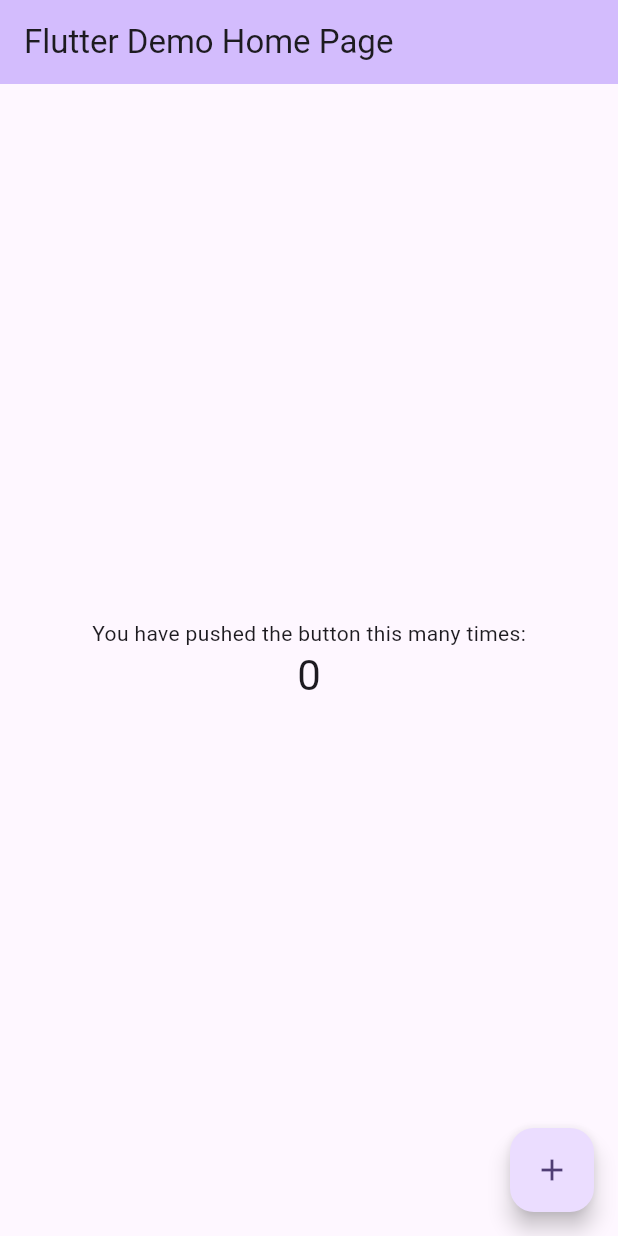
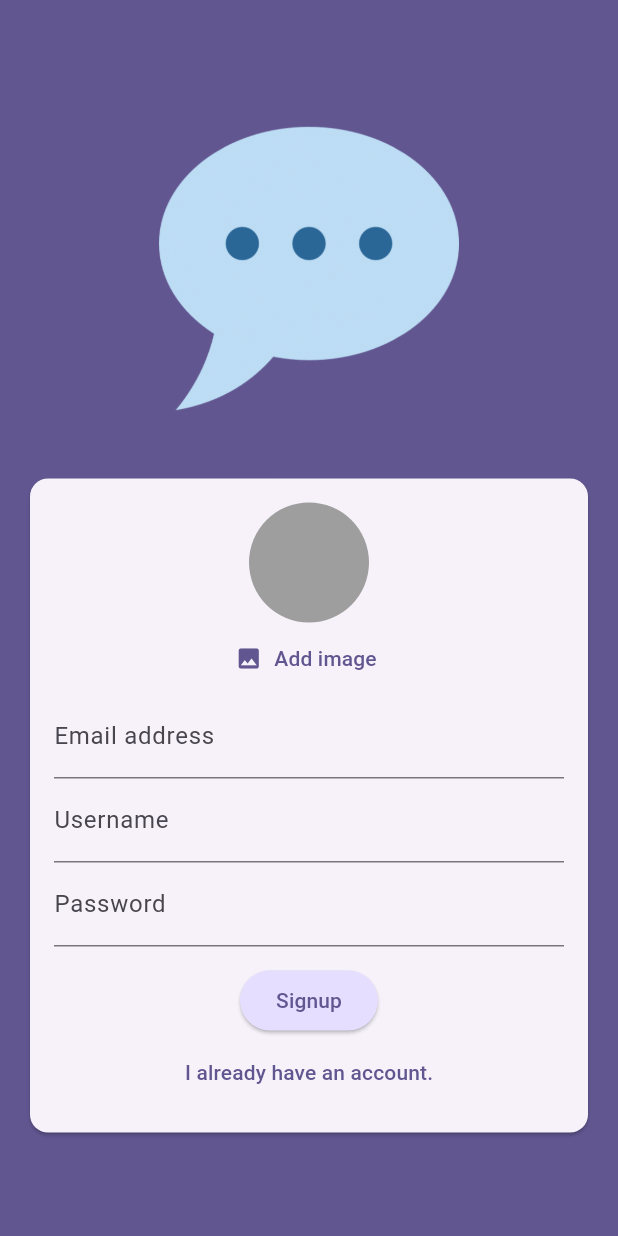
Before and after one commit to NathanTh3Gr3at/chat_app, a Flutter app: the screen it shows after launch, on a phone screen of 412 x 824 dp. Run offline on Flutter 3.47's test engine with Material 3 defaults, Android fonts, the phone set to English and light mode, and no system bars; our stand-ins replace cloud_firestore, firebase_auth, firebase_core, firebase_storage, image_picker; accounts and stored records are empty.

Commit message:
Add Firebase integration and chat functionality with UI improvements

```diff
--- a/lib/main.dart
+++ b/lib/main.dart
@@ -1,125 +1,42 @@
+import 'package:chat_app/screens/auth.dart';
+import 'package:chat_app/screens/chat_screen.dart';
+import 'package:chat_app/screens/splash_screen.dart';
+import 'package:firebase_auth/firebase_auth.dart';
 import 'package:flutter/material.dart';
+import 'package:firebase_core/firebase_core.dart';
+import 'firebase_options.dart';
 
-void main() {
-  runApp(const MyApp());
+void main() async {
+  WidgetsFlutterBinding.ensureInitialized();
+  await Firebase.initializeApp(
+    options: DefaultFirebaseOptions.currentPlatform,
+  );
+  runApp(const App());
 }
 
-class MyApp extends StatelessWidget {
-  const MyApp({super.key});
+class App extends StatelessWidget {
+  const App({super.key});
 
-  // This widget is the root of your application.
   @override
   Widget build(BuildContext context) {
     return MaterialApp(
-      title: 'Flutter Demo',
-      theme: ThemeData(
-        // This is the theme of your application.
-        //
-        // TRY THIS: Try running your application with "flutter run". You'll see
-        // the application has a purple toolbar. Then, without quitting the app,
-        // try changing the seedColor in the colorScheme below to Colors.green
-        // and then invoke "hot reload" (save your changes or press the "hot
-        // reload" button in a Flutter-supported IDE, or press "r" if you used
-        // the command line to start the app).
-        //
-        // Notice that the counter didn't reset back to zero; the application
-        // state is not lost during the reload. To reset the state, use hot
-        // restart instead.
-        //
-        // This works for code too, not just values: Most code changes can be
-        // tested with just a hot reload.
-        colorScheme: ColorScheme.fromSeed(seedColor: Colors.deepPurple),
-        useMaterial3: true,
+      title: 'FlutterChat',
+      theme: ThemeData().copyWith(
+        colorScheme: ColorScheme.fromSeed(
+            seedColor: const Color.fromARGB(255, 63, 17, 177)),
       ),
-      home: const MyHomePage(title: 'Flutter Demo Home Page'),
+      home: StreamBuilder(
+        stream: FirebaseAuth.instance.authStateChanges(),
+        builder: (ctx, snapshot) {
+          if(snapshot.connectionState==ConnectionState.waiting){
+            return const SplashScreen();
+          }
+          if (snapshot.hasData) {
+            return const ChatScreen();
+          }
+          return const AuthScreen();
+        },
+      ),
     );
   }
 }
-
-class MyHomePage extends StatefulWidget {
-  const MyHomePage({super.key, required this.title});
-
-  // This widget is the home page of your application. It is stateful, meaning
-  // that it has a State object (defined below) that contains fields that affect
-  // how it looks.
-
-  // This class is the configuration for the state. It holds the values (in this
-  // case the title) provided by the parent (in this case the App widget) and
-  // used by the build method of the State. Fields in a Widget subclass are
-  // always marked "final".
-
-  final String title;
-
-  @override
-  State<MyHomePage> createState() => _MyHomePageState();
-}
-
-class _MyHomePageState extends State<MyHomePage> {
-  int _counter = 0;
-
-  void _incrementCounter() {
-    setState(() {
-      // This call to setState tells the Flutter framework that something has
-      // changed in this State, which causes it to rerun the build method below
-      // so that the display can reflect the updated values. If we changed
-      // _counter without calling setState(), then the build method would not be
-      // called again, and so nothing would appear to happen.
-      _counter++;
-    });
-  }
-
-  @override
-  Widget build(BuildContext context) {
-    // This method is rerun every time setState is called, for instance as done
-    // by the _incrementCounter method above.
-    //
-    // The Flutter framework has been optimized to make rerunning build methods
-    // fast, so that you can just rebuild anything that needs updating rather
-    // than having to individually change instances of widgets.
-    return Scaffold(
-      appBar: AppBar(
-        // TRY THIS: Try changing the color here to a specific color (to
-        // Colors.amber, perhaps?) and trigger a hot reload to see the AppBar
-        // change color while the other colors stay the same.
-        backgroundColor: Theme.of(context).colorScheme.inversePrimary,
-        // Here we take the value from the MyHomePage object that was created by
-        // the App.build method, and use it to set our appbar title.
-        title: Text(widget.title),
-      ),
-      body: Center(
-        // Center is a layout widget. It takes a single child and positions it
-        // in the middle of the parent.
-        child: Column(
-          // Column is also a layout widget. It takes a list of children and
-          // arranges them vertically. By default, it sizes itself to fit its
-          // children horizontally, and tries to be as tall as its parent.
-          //
-          // Column has various properties to control how it sizes itself and
-          // how it positions its children. Here we use mainAxisAlignment to
-          // center the children vertically; the main axis here is the vertical
-          // axis because Columns are vertical (the cross axis would be
-          // horizontal).
-          //
-          // TRY THIS: Invoke "debug painting" (choose the "Toggle Debug Paint"
-          // action in the IDE, or press "p" in the console), to see the
-          // wireframe for each widget.
-          mainAxisAlignment: MainAxisAlignment.center,
-          children: <Widget>[
-            const Text(
-              'You have pushed the button this many times:',
-            ),
-            Text(
-              '$_counter',
-              style: Theme.of(context).textTheme.headlineMedium,
-            ),
-          ],
-        ),
-      ),
-      floatingActionButton: FloatingActionButton(
-        onPressed: _incrementCounter,
-        tooltip: 'Increment',
-        child: const Icon(Icons.add),
-      ), // This trailing comma makes auto-formatting nicer for build methods.
-    );
-  }
-}
--- /dev/null
+++ b/lib/screens/auth.dart
@@ -0,0 +1,205 @@
+import 'dart:io';
+
+import 'package:chat_app/widgets/user_image_picker.dart';
+import 'package:cloud_firestore/cloud_firestore.dart';
+import 'package:firebase_auth/firebase_auth.dart';
+import 'package:firebase_storage/firebase_storage.dart';
+import 'package:flutter/material.dart';
+
+final _firebase = FirebaseAuth.instance;
+
+class AuthScreen extends StatefulWidget {
+  const AuthScreen({super.key});
+
+  @override
+  State<AuthScreen> createState() => _AuthScreenState();
+}
+
+class _AuthScreenState extends State<AuthScreen> {
+  final _form = GlobalKey<FormState>();
+  var _isLogin = false;
+  var _enteredEmail = '';
+  var _enteredPassword = '';
+  File? _selectedImage;
+  var _isAuthenticating = false;
+  var _enteredUsername = '';
+
+  void _submit() async {
+    final isValid = _form.currentState!.validate();
+    if (!isValid || !_isLogin && _selectedImage == null) {
+      // show error message
+      return;
+    }
+
+    _form.currentState!.save();
+
+    try {
+      setState(() {
+        _isAuthenticating = true;
+      });
+      if (_isLogin) {
+        final userCredentials = await _firebase.signInWithEmailAndPassword(
+          email: _enteredEmail,
+          password: _enteredPassword,
+        );
+      } else {
+        final userCredentials = await _firebase.createUserWithEmailAndPassword(
+          email: _enteredEmail,
+          password: _enteredPassword,
+        );
+        final storageRef = FirebaseStorage.instance
+            .ref()
+            .child('user_images')
+            .child('${userCredentials.user!.uid}.jpg');
+        await storageRef.putFile(_selectedImage!);
+        final imageUrl = await storageRef.getDownloadURL();
+        await FirebaseFirestore.instance
+            .collection('users')
+            .doc(userCredentials.user!.uid)
+            .set({
+          'username': _enteredUsername,
+          'email': _enteredEmail,
+          'image_url': imageUrl,
+        });
+      }
+    } on FirebaseAuthException catch (error) {
+      if (error.code == 'email') {}
+      ScaffoldMessenger.of(context).clearSnackBars();
+      ScaffoldMessenger.of(context).showSnackBar(
+        SnackBar(
+          content: Text(
+            error.message ?? 'Authentication failed',
+          ),
+        ),
+      );
+      setState(() {
+        _isAuthenticating = false;
+      });
+    }
+  }
+
+  @override
+  Widget build(BuildContext context) {
+    return Scaffold(
+      backgroundColor: Theme.of(context).colorScheme.primary,
+      body: Center(
+        child: SingleChildScrollView(
+          child: Column(
+            mainAxisAlignment: MainAxisAlignment.center,
+            children: [
+              Container(
+                margin: const EdgeInsets.only(
+                  top: 30,
+                  bottom: 20,
+                  left: 20,
+                  right: 20,
+                ),
+                width: 200,
+                child: Image.asset('assets/images/chat.png'),
+              ),
+              Card(
+                margin: const EdgeInsets.all(20),
+                child: SingleChildScrollView(
+                  child: Padding(
+                    padding: const EdgeInsets.all(16),
+                    child: Form(
+                      key: _form,
+                      child: Column(
+                        mainAxisSize: MainAxisSize.min,
+                        children: [
+                          if (!_isLogin)
+                            UserImagePicker(onPickImage: (pickedImage) {
+                              _selectedImage = pickedImage;
+                            }),
+                          TextFormField(
+                            decoration: const InputDecoration(
+                              labelText: 'Email address',
+                            ),
+                            keyboardType: TextInputType.emailAddress,
+                            autocorrect: false,
+                            textCapitalization: TextCapitalization.none,
+                            validator: (value) {
+                              if (value == null ||
+                                  value.trim().isEmpty ||
+                                  !value.contains('@')) {
+                                return 'Please enter a valid email address';
+                              }
+                              return null;
+                            },
+                            onSaved: (value) {
+                              _enteredEmail = value!;
+                            },
+                          ),
+                          if (!_isLogin)
+                            TextFormField(
+                              decoration:
+                                  InputDecoration(labelText: 'Username'),
+                              enableSuggestions: false,
+                              validator: (value) {
+                                if (value == null ||
+                                    value.isEmpty ||
+                                    value.trim().length < 4) {
+                                  return 'Please enter at least 4 characters';
+                                }
+                                return null;
+                              },
+                              onSaved: (value) {
+                                _enteredUsername = value!;
+                              },
+                            ),
+                          TextFormField(
+                            decoration: const InputDecoration(
+                              labelText: 'Password',
+                            ),
+                            obscureText: true,
+                            validator: (value) {
+                              if (value == null || value.trim().length < 6) {
+                                return 'Password must be atleast 6 characters long';
+                              }
+                              return null;
+                            },
+                            onSaved: (value) {
+                              _enteredPassword = value!;
+                            },
+                          ),
+                          const SizedBox(height: 12),
+                          if (_isAuthenticating)
+                            const CircularProgressIndicator(),
+                          if (!_isAuthenticating)
+                            ElevatedButton(
+                              onPressed: _submit,
+                              style: ElevatedButton.styleFrom(
+                                backgroundColor: Theme.of(context)
+                                    .colorScheme
+                                    .primaryContainer,
+                              ),
+                              child: Text(
+                                _isLogin ? 'Login' : 'Signup',
+                              ),
+                            ),
+                          if (!_isAuthenticating)
+                            TextButton(
+                              onPressed: () {
+                                setState(() {
+                                  _isLogin = !_isLogin;
+                                });
+                              },
+                              child: Text(
+                                _isLogin
+                                    ? 'Create an account'
+                                    : 'I already have an account.',
+                              ),
+                            ),
+                        ],
+                      ),
+                    ),
+                  ),
+                ),
+              ),
+            ],
+          ),
+        ),
+      ),
+    );
+  }
+}
--- /dev/null
+++ b/lib/widgets/user_image_picker.dart
@@ -0,0 +1,56 @@
+import 'package:flutter/material.dart';
+import 'package:image_picker/image_picker.dart';
+import 'dart:io';
+
+class UserImagePicker extends StatefulWidget {
+  const UserImagePicker({
+    super.key,
+    required this.onPickImage,
+  });
+  final void Function(File pickedImage) onPickImage;
+
+  @override
+  State<UserImagePicker> createState() => _UserImagePickerState();
+}
+
+class _UserImagePickerState extends State<UserImagePicker> {
+  File? _pickedImageFile;
+  void _pickImage() async {
+    final pickedImage = await ImagePicker().pickImage(
+      source: ImageSource.camera,
+      imageQuality: 50,
+      maxWidth: 150,
+    );
+    if (pickedImage == null) {
+      return null;
+    }
+    setState(() {
+      _pickedImageFile = File(pickedImage.path);
+    });
+    widget.onPickImage(_pickedImageFile!);
+  }
+
+  @override
+  Widget build(BuildContext context) {
+    return Column(
+      children: [
+        CircleAvatar(
+          radius: 40,
+          backgroundColor: Colors.grey,
+          foregroundImage:
+              _pickedImageFile != null ? FileImage(_pickedImageFile!) : null,
+        ),
+        TextButton.icon(
+          onPressed: _pickImage,
+          icon: const Icon(Icons.image),
+          label: Text(
+            'Add image',
+            style: TextStyle(
+              color: Theme.of(context).colorScheme.primary,
+            ),
+          ),
+        ),
+      ],
+    );
+  }
+}
```
Also changed, not shown: lib/screens/chat_screen.dart (added, +36 -0 lines), lib/screens/splash_screen.dart (added, +17 -0 lines), lib/widgets/chat_messages.dart (added, +12 -0 lines), lib/widgets/new_message.dart (added, +73 -0 lines), pubspec.yaml (+8 -3 lines), assets/images/chat.png (added), firebase.json (added), lib/firebase_options.dart (added), pubspec.lock, 5 other files.
